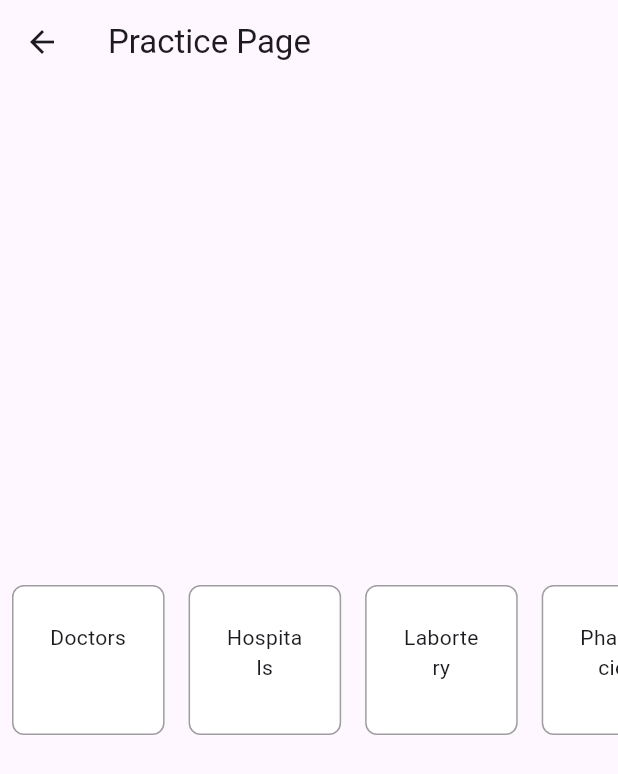
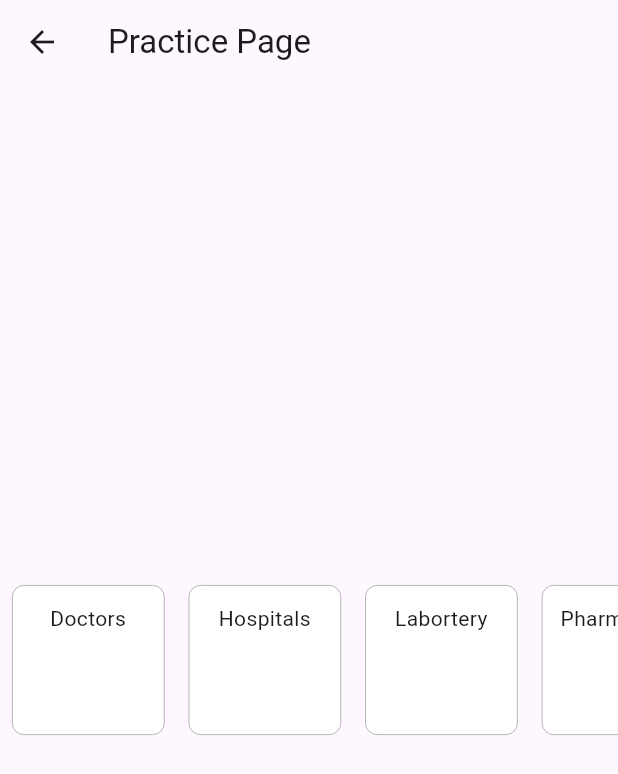
Before and after one commit to Haris-Sultan15/mobile, a Flutter app: the PracticePage screen opened directly, on a phone screen of 412 x 824 dp. Shown: the top 774 px of the screen. Run offline on Flutter 3.47's test engine with Material 3 defaults, Android fonts, the phone set to English and light mode, and no system bars; our stand-ins replace country_picker; network calls fail.

Commit message:
changed padding

```diff
--- a/lib/practice.dart
+++ b/lib/practice.dart
@@ -30,11 +30,11 @@ class PracticePage extends StatelessWidget {
                     width: MediaQuery.of(context).size.width / 3.5 - 16,
                     decoration: BoxDecoration(
                       color: Color.fromARGB(255, 255, 255, 255),
-                      border: Border.all(color: Colors.grey, width: 1),
+                      border: Border.all(color: Colors.grey, width: .5),
                       borderRadius: BorderRadius.circular(8),
                     ),
                     child: const Padding(
-                      padding: EdgeInsets.all(24),
+                      padding: EdgeInsets.all(12),
                       child: Text(
                         "Doctors",
                         textAlign: TextAlign.center,
@@ -58,11 +58,11 @@ class PracticePage extends StatelessWidget {
                     width: MediaQuery.of(context).size.width / 3.5 - 16,
                     decoration: BoxDecoration(
                      color: Color.fromARGB(255, 255, 255, 255),
-                      border: Border.all(color: Colors.grey, width: 1),
+                      border: Border.all(color: Colors.grey, width: .5),
                       borderRadius: BorderRadius.circular(8),
                     ),
                     child: const Padding(
-                      padding: EdgeInsets.all(24),
+                      padding: EdgeInsets.all(12),
                       child: Text(
                         'Hospitals',
                         textAlign: TextAlign.center,
@@ -85,11 +85,11 @@ class PracticePage extends StatelessWidget {
                     width: MediaQuery.of(context).size.width / 3.5 - 16,
                     decoration: BoxDecoration(
                        color: Color.fromARGB(255, 255, 255, 255),
-                      border: Border.all(color: Colors.grey, width: 1),
+                      border: Border.all(color: Colors.grey, width: .5),
                       borderRadius: BorderRadius.circular(8),
                     ),
                     child: const Padding(
-                      padding: EdgeInsets.all(24),
+                      padding: EdgeInsets.all(12),
                       child: Text(
                         'Labortery',
                         textAlign: TextAlign.center,
@@ -112,11 +112,11 @@ class PracticePage extends StatelessWidget {
                     width: MediaQuery.of(context).size.width / 3.5 - 16,
                     decoration: BoxDecoration(
                        color: Color.fromARGB(255, 255, 255, 255),
-                      border: Border.all(color: Colors.grey, width: 1),
+                      border: Border.all(color: Colors.grey, width: .5),
                       borderRadius: BorderRadius.circular(8),
                     ),
                     child: const Padding(
-                      padding: EdgeInsets.all(24),
+                      padding: EdgeInsets.all(12),
                       child: Text(
                         'Pharmacies',
                         textAlign: TextAlign.center,
@@ -139,11 +139,11 @@ class PracticePage extends StatelessWidget {
                     width: MediaQuery.of(context).size.width / 3.5 - 16,
                     decoration: BoxDecoration(
                        color: Color.fromARGB(255, 255, 255, 255),
-                      border: Border.all(color: Colors.grey, width: 1),
+                      border: Border.all(color: Colors.grey, width: .5),
                       borderRadius: BorderRadius.circular(8),
                     ),
                     child: const Padding(
-                      padding: EdgeInsets.all(24),
+                      padding: EdgeInsets.all(12),
                       child: Text(
                         'Box 5: Added null safety checks for the country attributes to avoid errors in case any of the fields are missing.',
                         textAlign: TextAlign.center,
@@ -166,11 +166,11 @@ class PracticePage extends StatelessWidget {
                     width: MediaQuery.of(context).size.width / 3.5 - 16,
                     decoration: BoxDecoration(
                        color: Color.fromARGB(255, 255, 255, 255),
-                      border: Border.all(color: Colors.grey, width: 1),
+                      border: Border.all(color: Colors.grey, width: .5),
                       borderRadius: BorderRadius.circular(8),
                     ),
                     child: const Padding(
-                      padding: EdgeInsets.all(24),
+                      padding: EdgeInsets.all(12),
                       child: Text(
                         'Box 6: Added null safety checks for the country attributes to avoid errors in case any of the fields are missing.',
                         textAlign: TextAlign.center,
```
